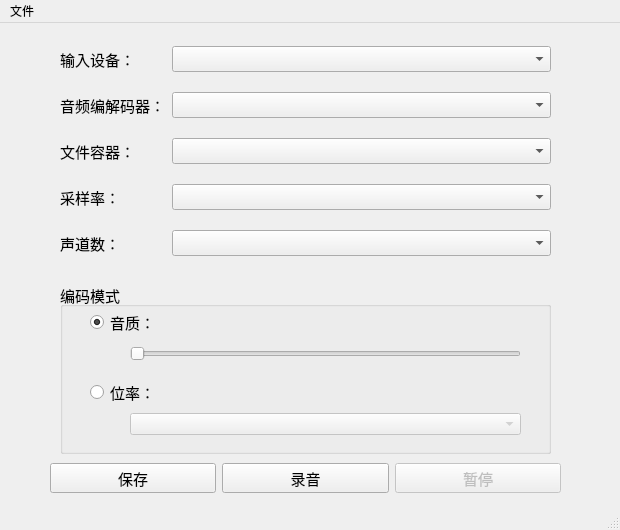
L-zhouhua/SpeechSignalAnalysisSystem, file SpeechSignalAnalysisSystem/record.ui: the form before one commit.
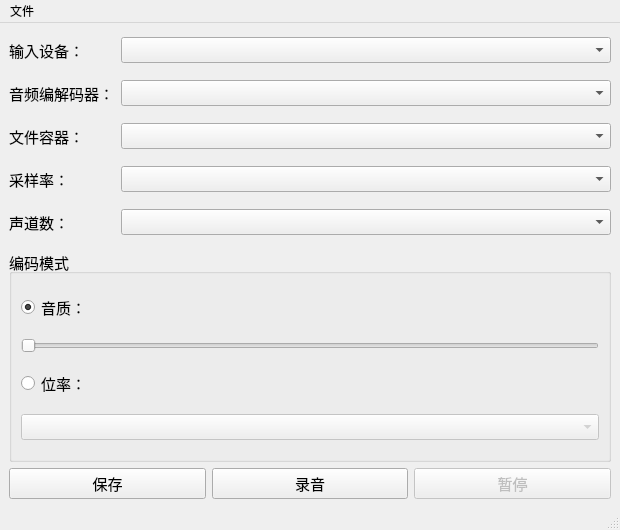
The form after the commit.

```diff
--- a/SpeechSignalAnalysisSystem/record.ui
+++ b/SpeechSignalAnalysisSystem/record.ui
@@ -14,88 +14,8 @@
    <string>MainWindow</string>
   </property>
   <widget class="QWidget" name="centralwidget">
-   <widget class="QGroupBox" name="groupBox">
-    <property name="geometry">
-     <rect>
-      <x>60</x>
-      <y>260</y>
-      <width>491</width>
-      <height>171</height>
-     </rect>
-    </property>
-    <property name="font">
-     <font>
-      <pointsize>11</pointsize>
-     </font>
-    </property>
-    <property name="title">
-     <string>编码模式</string>
-    </property>
-    <widget class="QSlider" name="qualitySlider">
-     <property name="geometry">
-      <rect>
-       <x>70</x>
-       <y>60</y>
-       <width>391</width>
-       <height>22</height>
-      </rect>
-     </property>
-     <property name="orientation">
-      <enum>Qt::Horizontal</enum>
-     </property>
-    </widget>
-    <widget class="QRadioButton" name="constantQualityRadioButton">
-     <property name="geometry">
-      <rect>
-       <x>30</x>
-       <y>30</y>
-       <width>115</width>
-       <height>19</height>
-      </rect>
-     </property>
-     <property name="text">
-      <string>音质：</string>
-     </property>
-     <property name="checked">
-      <bool>true</bool>
-     </property>
-    </widget>
-    <widget class="QRadioButton" name="constantBitrateRadioButton">
-     <property name="geometry">
-      <rect>
-       <x>30</x>
-       <y>100</y>
-       <width>115</width>
-       <height>19</height>
-      </rect>
-     </property>
-     <property name="text">
-      <string>位率：</string>
-     </property>
-    </widget>
-    <widget class="QComboBox" name="bitrateBox">
-     <property name="enabled">
-      <bool>false</bool>
-     </property>
-     <property name="geometry">
-      <rect>
-       <x>70</x>
-       <y>130</y>
-       <width>391</width>
-       <height>22</height>
-      </rect>
-     </property>
-    </widget>
-   </widget>
-   <widget class="QWidget" name="layoutWidget">
-    <property name="geometry">
-     <rect>
-      <x>60</x>
-      <y>10</y>
-      <width>491</width>
-      <height>241</height>
-     </rect>
-    </property>
+   <layout class="QGridLayout" name="gridLayout_2">
+    <item row="0" column="0">
     <layout class="QGridLayout" name="gridLayout" columnstretch="1,5">
      <property name="leftMargin">
       <number>0</number>
@@ -112,26 +32,8 @@
      <property name="spacing">
       <number>7</number>
      </property>
-     <item row="2" column="1">
-      <widget class="QComboBox" name="containerBox">
-       <property name="font">
-        <font>
-         <pointsize>11</pointsize>
-        </font>
-       </property>
-      </widget>
-     </item>
-     <item row="0" column="1">
-      <widget class="QComboBox" name="audioDeviceBox">
-       <property name="font">
-        <font>
-         <pointsize>11</pointsize>
-        </font>
-       </property>
-      </widget>
-     </item>
      <item row="4" column="1">
-      <widget class="QComboBox" name="channelsBox">
+       <widget class="QComboBox" name="containerBox">
        <property name="font">
         <font>
          <pointsize>11</pointsize>
@@ -139,28 +41,7 @@
        </property>
       </widget>
      </item>
-     <item row="1" column="0">
-      <widget class="QLabel" name="label_2">
-       <property name="font">
-        <font>
-         <pointsize>11</pointsize>
-        </font>
-       </property>
-       <property name="text">
-        <string>音频编解码器：</string>
-       </property>
-      </widget>
-     </item>
-     <item row="1" column="1">
-      <widget class="QComboBox" name="audioCodecBox">
-       <property name="font">
-        <font>
-         <pointsize>11</pointsize>
-        </font>
-       </property>
-      </widget>
-     </item>
-     <item row="3" column="0">
+      <item row="6" column="0">
       <widget class="QLabel" name="label_4">
        <property name="font">
         <font>
@@ -172,7 +53,28 @@
        </property>
       </widget>
      </item>
-     <item row="2" column="0">
+      <item row="8" column="0">
+       <widget class="QLabel" name="label_5">
+        <property name="font">
+         <font>
+          <pointsize>11</pointsize>
+         </font>
+        </property>
+        <property name="text">
+         <string>声道数：</string>
+        </property>
+       </widget>
+      </item>
+      <item row="2" column="1">
+       <widget class="QComboBox" name="audioCodecBox">
+        <property name="font">
+         <font>
+          <pointsize>11</pointsize>
+         </font>
+        </property>
+       </widget>
+      </item>
+      <item row="4" column="0">
       <widget class="QLabel" name="label_3">
        <property name="font">
         <font>
@@ -184,6 +86,33 @@
        </property>
       </widget>
      </item>
+      <item row="0" column="1">
+       <widget class="QComboBox" name="audioDeviceBox">
+        <property name="font">
+         <font>
+          <pointsize>11</pointsize>
+         </font>
+        </property>
+       </widget>
+      </item>
+      <item row="8" column="1">
+       <widget class="QComboBox" name="channelsBox">
+        <property name="font">
+         <font>
+          <pointsize>11</pointsize>
+         </font>
+        </property>
+       </widget>
+      </item>
+      <item row="6" column="1">
+       <widget class="QComboBox" name="sampleRateBox">
+        <property name="font">
+         <font>
+          <pointsize>11</pointsize>
+         </font>
+        </property>
+       </widget>
+      </item>
      <item row="0" column="0">
       <widget class="QLabel" name="label">
        <property name="font">
@@ -196,38 +125,130 @@
        </property>
       </widget>
      </item>
-     <item row="4" column="0">
-      <widget class="QLabel" name="label_5">
-       <property name="font">
-        <font>
-         <pointsize>11</pointsize>
-        </font>
-       </property>
-       <property name="text">
-        <string>声道数：</string>
-       </property>
-      </widget>
+      <item row="1" column="1">
+       <spacer name="verticalSpacer">
+        <property name="orientation">
+         <enum>Qt::Vertical</enum>
+        </property>
+        <property name="sizeType">
+         <enum>QSizePolicy::Preferred</enum>
+        </property>
+        <property name="sizeHint" stdset="0">
+         <size>
+          <width>20</width>
+          <height>5</height>
+         </size>
+        </property>
+       </spacer>
      </item>
      <item row="3" column="1">
-      <widget class="QComboBox" name="sampleRateBox">
+       <spacer name="verticalSpacer_2">
+        <property name="orientation">
+         <enum>Qt::Vertical</enum>
+        </property>
+        <property name="sizeType">
+         <enum>QSizePolicy::Preferred</enum>
+        </property>
+        <property name="sizeHint" stdset="0">
+         <size>
+          <width>20</width>
+          <height>5</height>
+         </size>
+        </property>
+       </spacer>
+      </item>
+      <item row="2" column="0">
+       <widget class="QLabel" name="label_2">
        <property name="font">
         <font>
          <pointsize>11</pointsize>
         </font>
        </property>
-      </widget>
-     </item>
-    </layout>
-   </widget>
-   <widget class="QWidget" name="layoutWidget">
-    <property name="geometry">
-     <rect>
-      <x>50</x>
-      <y>440</y>
-      <width>511</width>
-      <height>30</height>
-     </rect>
-    </property>
+        <property name="text">
+         <string>音频编解码器：</string>
+        </property>
+       </widget>
+      </item>
+      <item row="5" column="1">
+       <spacer name="verticalSpacer_3">
+        <property name="orientation">
+         <enum>Qt::Vertical</enum>
+        </property>
+        <property name="sizeType">
+         <enum>QSizePolicy::Preferred</enum>
+        </property>
+        <property name="sizeHint" stdset="0">
+         <size>
+          <width>20</width>
+          <height>5</height>
+         </size>
+        </property>
+       </spacer>
+      </item>
+      <item row="7" column="1">
+       <spacer name="verticalSpacer_4">
+        <property name="orientation">
+         <enum>Qt::Vertical</enum>
+        </property>
+        <property name="sizeType">
+         <enum>QSizePolicy::Preferred</enum>
+        </property>
+        <property name="sizeHint" stdset="0">
+         <size>
+          <width>20</width>
+          <height>5</height>
+         </size>
+        </property>
+       </spacer>
+      </item>
+     </layout>
+    </item>
+    <item row="1" column="0">
+     <widget class="QGroupBox" name="groupBox">
+      <property name="font">
+       <font>
+        <pointsize>11</pointsize>
+       </font>
+      </property>
+      <property name="title">
+       <string>编码模式</string>
+      </property>
+      <layout class="QGridLayout" name="gridLayout_3">
+       <item row="0" column="0">
+        <widget class="QRadioButton" name="constantQualityRadioButton">
+         <property name="text">
+          <string>音质：</string>
+         </property>
+         <property name="checked">
+          <bool>true</bool>
+         </property>
+        </widget>
+       </item>
+       <item row="1" column="0">
+        <widget class="QSlider" name="qualitySlider">
+         <property name="orientation">
+          <enum>Qt::Horizontal</enum>
+         </property>
+        </widget>
+       </item>
+       <item row="2" column="0">
+        <widget class="QRadioButton" name="constantBitrateRadioButton">
+         <property name="text">
+          <string>位率：</string>
+         </property>
+        </widget>
+       </item>
+       <item row="3" column="0">
+        <widget class="QComboBox" name="bitrateBox">
+         <property name="enabled">
+          <bool>false</bool>
+         </property>
+        </widget>
+       </item>
+      </layout>
+     </widget>
+    </item>
+    <item row="2" column="0">
     <layout class="QHBoxLayout" name="horizontalLayout">
      <item>
       <widget class="QPushButton" name="output_but">
@@ -269,7 +290,8 @@
       </widget>
      </item>
     </layout>
-   </widget>
+    </item>
+   </layout>
   </widget>
   <widget class="QMenuBar" name="menubar">
    <property name="geometry">
```
Left out of the diff: 2 changed lines with no effect on the pictures. Lines whose indentation alone changed are shown as unchanged.
